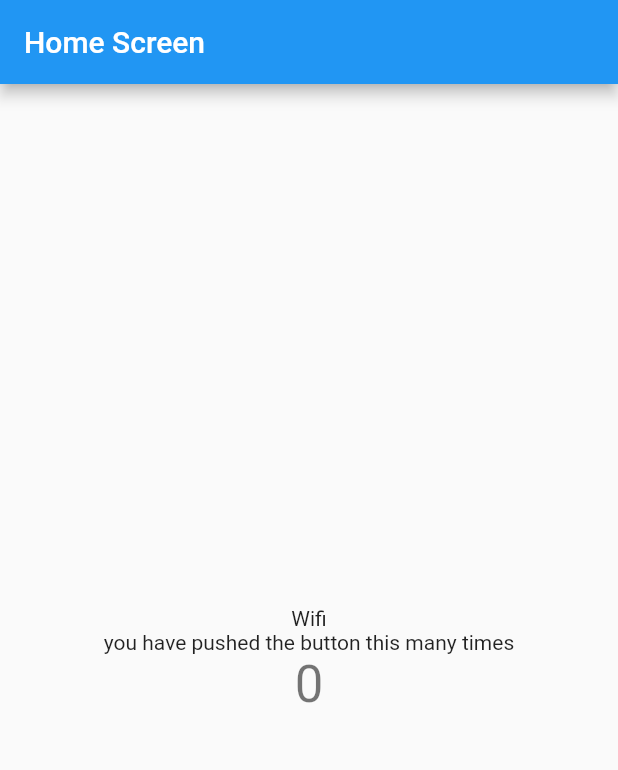
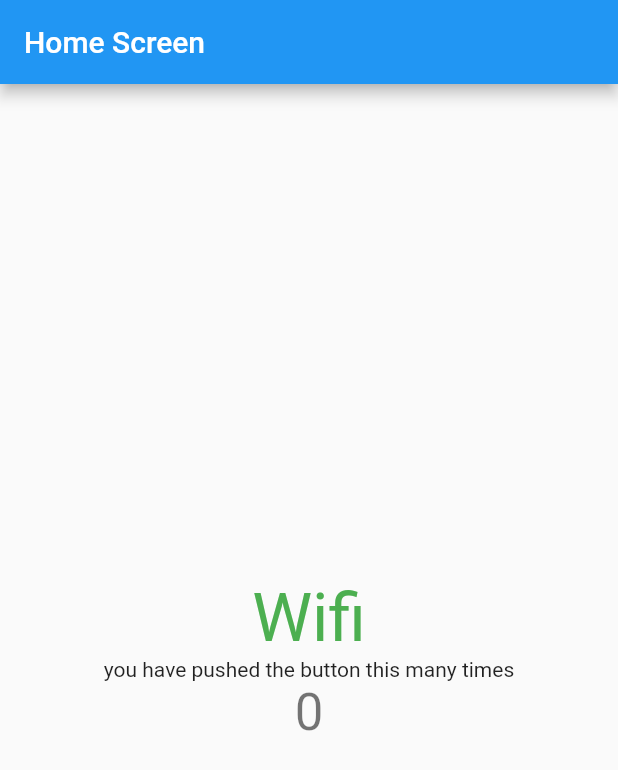
Before and after one commit to smail0808/bloc_pattern_app_, a Flutter app: the screen it shows after launch, on a phone screen of 412 x 824 dp. Shown: the top 770 px of the screen. Run offline on Flutter 3.47's test engine with Material 2 defaults, Android fonts, the phone set to English and light mode, and no system bars; our stand-ins replace bloc, connectivity_plus, equatable, flutter_bloc.

```diff
--- a/lib/logic/cubit/counter_cubit.dart
+++ b/lib/logic/cubit/counter_cubit.dart
@@ -1,8 +1,5 @@
-import 'dart:async';
+import 'package:bloc/bloc.dart';
 
-import 'package:bloc/bloc.dart';
-import 'package:bloc_pattern/constants/enums.dart';
-import 'package:bloc_pattern/logic/cubit/internet_cubit.dart';
 import 'package:equatable/equatable.dart';
 import 'package:meta/meta.dart';
 
@@ -12,34 +9,11 @@ part 'counter_state.dart';
 // if we are connected  to mobile the counter should decrement
 class CounterCubit extends Cubit<CounterState> {
   // the counter cubit well be dependent on the internet cubit
-  final InternetCubit internetCubit;
-  StreamSubscription internetStreamSubscription;
 
-  CounterCubit({@required this.internetCubit})
-      : super(CounterState(counterVlaue: 0)) {
-    monitorInternetCubit();
-  }
-
-  StreamSubscription<InternetState> monitorInternetCubit() {
-    return internetStreamSubscription = internetCubit.listen((internetState) {
-    if (internetState is InternetConnected &&
-        internetState.connectionType == ConnectionType.Wifi) {
-      increment();
-    } else if (internetState is InternetConnected &&
-        internetState.connectionType == ConnectionType.Mobile) {
-      decrement();
-    }
-  });
-  }
+  CounterCubit() : super(CounterState(counterVlaue: 0));
 
   void increment() => emit(
       CounterState(counterVlaue: state.counterVlaue + 1, wasIncremented: true));
   void decrement() => emit(CounterState(
       counterVlaue: state.counterVlaue - 1, wasIncremented: false));
-
-  @override
-  Future<void> close() {
-    internetStreamSubscription.cancel();
-    return super.close();
-  }
 }
--- a/lib/main.dart
+++ b/lib/main.dart
@@ -28,8 +28,7 @@ class MyApp extends StatelessWidget {
           create: (context) => InternetCubit(connectivity: connectivity),
         ),
         BlocProvider<CounterCubit>(
-          create: (context) => CounterCubit(
-              internetCubit: BlocProvider.of<InternetCubit>(context)),
+          create: (context) => CounterCubit(),
         ),
       ],
       child: MaterialApp(
--- a/lib/presentation/screens/home_screen.dart
+++ b/lib/presentation/screens/home_screen.dart
@@ -15,23 +15,19 @@ class HomeScreen extends StatefulWidget {
 }
 
 class _HomeScreenState extends State<HomeScreen> {
-  // CounterBloc bloc;
-
-  @override
-  void initState() {
-    // bloc = BlocProvider.of<CounterBloc>(context);
-    super.initState();
-  }
-
-  @override
-  void dispose() {
-    // bloc.close();
-    super.dispose();
-  }
-
   @override
   Widget build(BuildContext context) {
-    return Scaffold(
+    return BlocListener<InternetCubit, InternetState>(
+      listener: (context, state) {
+        if (state is InternetConnected &&
+            state.connectionType == ConnectionType.Wifi) {
+          BlocProvider.of<CounterCubit>(context).increment();
+        } else if (state is InternetConnected &&
+            state.connectionType == ConnectionType.Mobile) {
+          BlocProvider.of<CounterCubit>(context).decrement();
+        }
+      },
+      child: Scaffold(
         appBar: AppBar(
           title: Text(widget.title),
         ),
@@ -43,12 +39,30 @@ class _HomeScreenState extends State<HomeScreen> {
                 builder: (context, state) {
                   if (state is InternetConnected &&
                       state.connectionType == ConnectionType.Wifi) {
-                  return Text('Wifi');
+                    return Text(
+                      'Wifi',
+                      style: Theme.of(context)
+                          .textTheme
+                          .headline3
+                          .copyWith(color: Colors.green),
+                    );
                   } else if (state is InternetConnected &&
                       state.connectionType == ConnectionType.Mobile) {
-                  return Text('Modile');
+                    return Text(
+                      'Modile',
+                      style: Theme.of(context)
+                          .textTheme
+                          .headline3
+                          .copyWith(color: Colors.red),
+                    );
                   } else if (state is InternetDesconnected) {
-                  return Text('Desconnected');
+                    return Text(
+                      'Desconnected',
+                      style: Theme.of(context)
+                          .textTheme
+                          .headline3
+                          .copyWith(color: Colors.yellow),
+                    );
                   }
                   return CircularProgressIndicator();
                 },
@@ -78,40 +92,6 @@ class _HomeScreenState extends State<HomeScreen> {
             ],
           ),
         ),
-      floatingActionButton: Row(
-        mainAxisAlignment: MainAxisAlignment.spaceAround,
-        children: [
-          // FloatingActionButton(
-          //   onPressed: () {
-          //     BlocProvider.of<CounterCubit>(context).increment();
-          //   },
-          //   tooltip: 'Increment',
-          //   child: Icon(Icons.add),
-          // ),
-          // FloatingActionButton(
-          //   onPressed: () {
-          //     BlocProvider.of<CounterCubit>(context).decrement();
-          //   },
-          //   tooltip: 'Decrement',
-          //   child: Icon(Icons.remove),
-          // ),
-          // SizedBox(
-          //   height: 50,
-          // ),
-          // MaterialButton(
-          //   color: Colors.green,
-          //   child: Text('Go to second Screen'),
-          //   onPressed: () {
-          //     Navigator.pushNamed(context, '/second');
-          //   },
-          // ),
-          // MaterialButton(
-          //     color: Colors.red,
-          //     child: Text('Go to third Screen'),
-          //     onPressed: () {
-          //       Navigator.of(context).pushNamed('/third');
-          //     }),
-        ],
       ),
     );
   }
```
Lines whose indentation alone changed are shown as unchanged.
